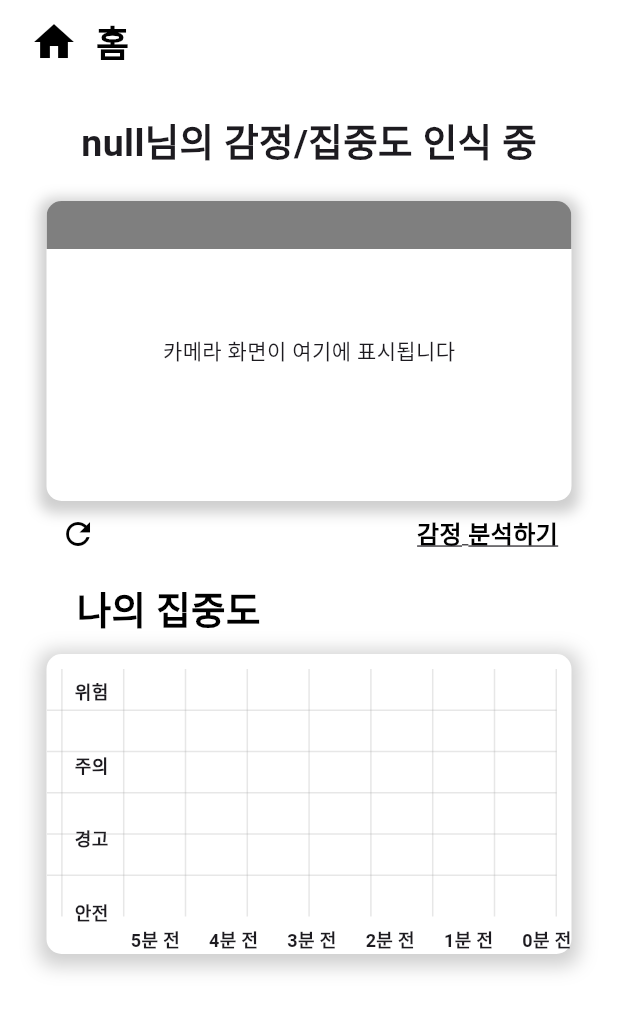
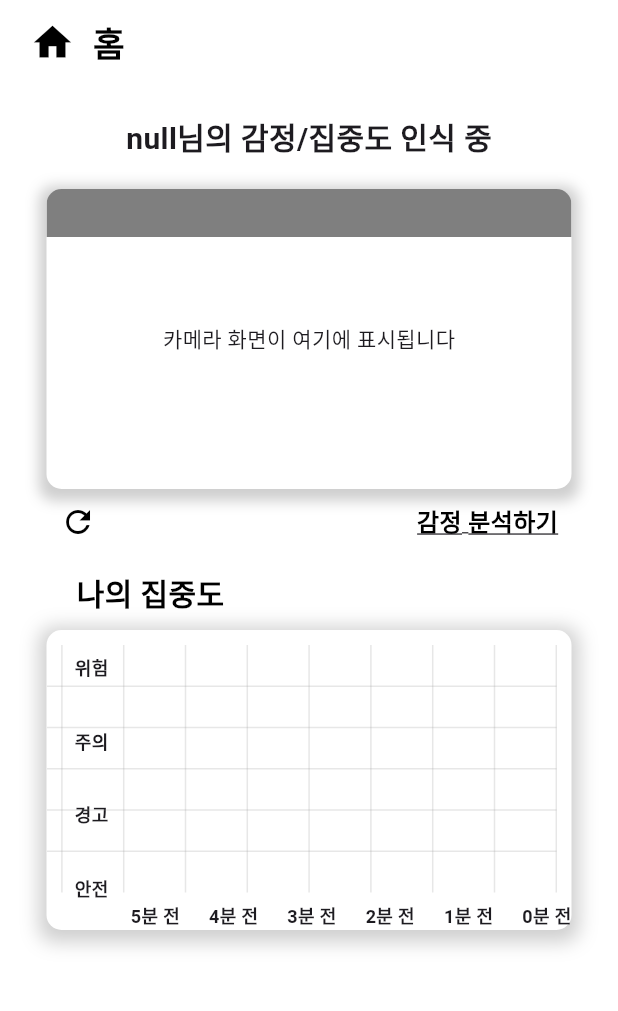
Before and after one commit to TU-KOREA-FELICITY/MOOD, a Flutter app: the HomeScreen screen opened directly, on a phone screen of 412 x 824 dp. Shown: the top 1011 px of the screen. Run offline on Flutter 3.47's test engine with Material 3 defaults, Android fonts, the light colour scheme and no system bars; drawn by our look-alikes of fl_chart; our stand-ins replace audioplayers, flutter_secure_storage, marquee, shared_preferences, socket_io_client, table_calendar and 1 more; missing offline and left inert: spotify_sdk; accounts and stored records are empty; network calls fail; Roboto replaces fonts that are missing (Pretendard); statements that could not run were skipped.

Commit message:
app bar UI 수정

```diff
--- a/lib/screens/homestart_screens/home_screen.dart
+++ b/lib/screens/homestart_screens/home_screen.dart
@@ -329,15 +329,17 @@ class _HomeScreenState extends State<HomeScreen> {
         return Container();
     }
 
+
+
     return Row(
       mainAxisSize: MainAxisSize.min,
       children: [
-        Icon(icon, color: Colors.black, size: 32),
+        Icon(icon, color: Colors.black, size: 30),
         SizedBox(width: 12),
         Text(
           title,
           style: TextStyle(
-              color: Colors.black, fontWeight: FontWeight.bold, fontSize: 24),
+              color: Colors.black, fontWeight: FontWeight.bold, fontSize: 23),
         ),
       ],
     );
@@ -364,7 +366,7 @@ class _HomeScreenState extends State<HomeScreen> {
       padding: EdgeInsets.only(top: 20, bottom: 20),
       child: Text(
         '${widget.userInfo['user_name']}님의 감정/집중도 인식 중',
-        style: TextStyle(fontSize: 25, fontWeight: FontWeight.bold),
+        style: TextStyle(fontSize: 20, fontWeight: FontWeight.bold),
       ),
     );
   }
@@ -466,7 +468,7 @@ class _HomeScreenState extends State<HomeScreen> {
           child: Text(
           "나의 집중도",
           style: TextStyle(
-            fontSize: 25,
+            fontSize: 20,
             fontWeight: FontWeight.bold,
             color: Colors.black,
           ),
@@ -616,7 +618,7 @@ class _HomeScreenState extends State<HomeScreen> {
             child: Text(
               '감정 분석 결과',
               style: TextStyle(
-                fontSize: 25,
+                fontSize: 20,
                 fontWeight: FontWeight.bold,
                 color: Colors.black,
               ),
--- a/lib/screens/profilestart_screens/delete_account_screen.dart
+++ b/lib/screens/profilestart_screens/delete_account_screen.dart
@@ -54,7 +54,7 @@ class DeleteAccountScreen extends StatelessWidget {
           '회원탈퇴',
           style: TextStyle(
             fontWeight: FontWeight.bold,
-            fontSize: 25,
+            fontSize: 23,
           ),
         ),
       ),
--- a/lib/screens/profilestart_screens/edit_profile_screen.dart
+++ b/lib/screens/profilestart_screens/edit_profile_screen.dart
@@ -96,7 +96,7 @@ class _EditProfileScreenState extends State<EditProfileScreen> {
           '운전자 정보 수정',
           style: TextStyle(
             fontWeight: FontWeight.bold,
-            fontSize: 25,
+            fontSize: 23,
           ),
         ),
       ),
--- a/lib/screens/profilestart_screens/emotion_record_screen.dart
+++ b/lib/screens/profilestart_screens/emotion_record_screen.dart
@@ -232,7 +232,7 @@ class _EmotionRecordScreenState extends State<EmotionRecordScreen> {
           '날짜별 감정 기록',
           style: TextStyle(
             fontWeight: FontWeight.bold,
-            fontSize: 25,
+            fontSize: 23,
           ),
         ),
       ),
@@ -326,7 +326,7 @@ class _EmotionRecordScreenState extends State<EmotionRecordScreen> {
                 children: [
                   Text(
                     '시간대별 가장 빈도 높은 감정',
-                    style: TextStyle(fontSize: 21, fontWeight: FontWeight.bold),
+                    style: TextStyle(fontSize: 20, fontWeight: FontWeight.bold),
                   ),
                   SizedBox(height: 10),
                   Expanded(
--- a/lib/screens/profilestart_screens/warning_record_screen.dart
+++ b/lib/screens/profilestart_screens/warning_record_screen.dart
@@ -74,7 +74,7 @@ class _WarningRecordScreenState extends State<WarningRecordScreen> {
           '주행 중 경고기록',
           style: TextStyle(
             fontWeight: FontWeight.bold,
-            fontSize: 25,
+            fontSize: 23,
           ),
         ),
       ),
--- a/lib/screens/start_screens/auth_choice_screen.dart
+++ b/lib/screens/start_screens/auth_choice_screen.dart
@@ -19,7 +19,7 @@ class AuthChoiceScreen extends StatelessWidget {
 
             SizedBox(height: 280),
             SizedBox(
-              width: MediaQuery.of(context).size.width * 0.8,
+              width: MediaQuery.of(context).size.width * 0.9,
               child: ElevatedButton(
                 onPressed: () => Navigator.pushNamed(context, '/login'),
                 style: ElevatedButton.styleFrom(
@@ -43,7 +43,7 @@ class AuthChoiceScreen extends StatelessWidget {
             SizedBox(height: 15),
 
             SizedBox(
-              width: MediaQuery.of(context).size.width * 0.8,
+              width: MediaQuery.of(context).size.width * 0.9,
               child: OutlinedButton(
                 onPressed: () {
                   showDialog(
@@ -53,7 +53,7 @@ class AuthChoiceScreen extends StatelessWidget {
                         backgroundColor: Colors.white,
                         title: Text("공지사항",
                           style: TextStyle(fontWeight: FontWeight.bold,
-                            fontSize: 26,
+                            fontSize: 23,
                           ),
                         ),
                         content: Container(
--- a/lib/screens/start_screens/login_screen.dart
+++ b/lib/screens/start_screens/login_screen.dart
@@ -227,7 +227,7 @@ class _LoginScreenState extends State<LoginScreen> {
           child: Text(
             '로그인',
             style: TextStyle(
-              fontSize: 25,
+              fontSize: 23,
               fontWeight: FontWeight.bold,
             ),
           ),
--- a/lib/screens/start_screens/signup_screen.dart
+++ b/lib/screens/start_screens/signup_screen.dart
@@ -26,7 +26,7 @@ class _SignupScreenState extends State<SignupScreen> {
           child: Text(
             '회원가입',
             style: TextStyle(
-              fontSize: 25,
+              fontSize: 23,
               fontWeight: FontWeight.bold,
             ),
           ),
--- a/lib/screens/start_screens/splash_screen.dart
+++ b/lib/screens/start_screens/splash_screen.dart
@@ -21,7 +21,7 @@ class _SplashScreenState extends State<SplashScreen> {
   Widget build(BuildContext context) {
     return Scaffold(
       body: Center(
-        child: Image.asset('assets/MOOD_logo_blue.png', width: 225, height: 225),
+        child: Image.asset('assets/MOOD_logo_blue.png', width: 210, height: 210),
       ),
     );
   }
--- a/lib/screens/start_screens/spotify_login_screen.dart
+++ b/lib/screens/start_screens/spotify_login_screen.dart
@@ -18,7 +18,7 @@ class SpotifyLoginScreen extends StatelessWidget {
           child: Text(
             'Spotify 연동하기',
             style: TextStyle(
-              fontSize: 25,
+              fontSize: 23,
               fontWeight: FontWeight.bold,
             ),
           ),
--- a/lib/screens/start_screens/welcome_screen.dart
+++ b/lib/screens/start_screens/welcome_screen.dart
@@ -29,7 +29,7 @@ class _WelcomeScreenState extends State<WelcomeScreen> {
           child: Text(
             '로그인',
             style: TextStyle(
-              fontSize: 25,
+              fontSize: 23,
               fontWeight: FontWeight.bold,
             ),
           ),
```
Also changed, not shown: lib/screens/profilestart_screens/profile_screen.dart (+13 -9 lines), lib/screens/searchstart_screens/search_screen.dart (+13 -9 lines), lib/screens/start_screens/music_preference_screen.dart (+6 -1 lines).
